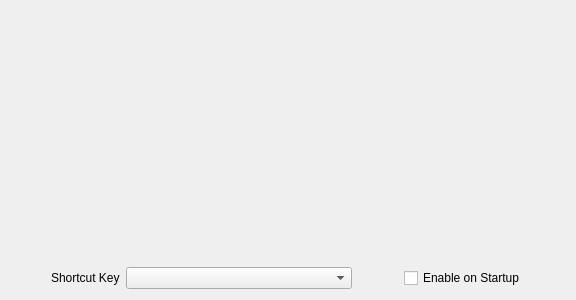
First picture: the form in vkbasalteffects.ui, repository jorge-barroso/vkBasalt-gui, before the edit.
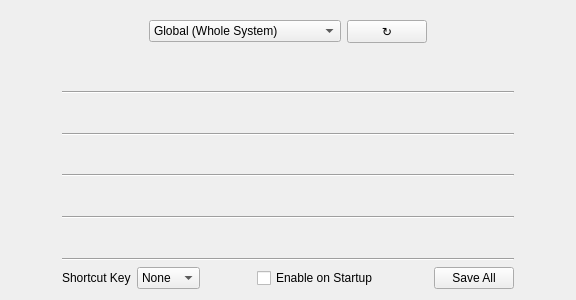
Second picture: the form after the edit. Custom widgets are drawn as their Qt base class.

Commit message: Added base widgets for the vkBasalt postprocessing effects

```diff
--- a/vkbasalteffects.ui
+++ b/vkbasalteffects.ui
@@ -13,28 +13,23 @@
   <property name="windowTitle">
    <string>Form</string>
   </property>
-  <layout class="QGridLayout" name="gridLayout" columnstretch="0,0,1,0,0,0">
-   <item row="2" column="1" colspan="3">
-    <widget class="FXAAConfig" name="fxaa_config" native="true"/>
+  <layout class="QGridLayout" name="gridLayout" columnstretch="0,0,0,0,0,0,0,0">
+   <item row="11" column="6">
+    <widget class="QPushButton" name="pushButton_2">
+     <property name="text">
+      <string>Save All</string>
+     </property>
+    </widget>
    </item>
-   <item row="0" column="1" colspan="3">
-    <widget class="CASConfig" name="cas_config" native="true"/>
-   </item>
-   <item row="6" column="4">
+   <item row="11" column="4">
     <widget class="QCheckBox" name="checkBox">
      <property name="text">
       <string>Enable on Startup</string>
      </property>
     </widget>
    </item>
-   <item row="1" column="1" colspan="3">
-    <widget class="DLSConfig" name="dls_config" native="true"/>
-   </item>
-   <item row="4" column="1" colspan="3">
-    <widget class="LUTConfig" name="lut_config" native="true"/>
-   </item>
-   <item row="6" column="3">
-    <spacer name="horizontalSpacer">
+   <item row="11" column="5">
+    <spacer name="horizontalSpacer_3">
      <property name="orientation">
       <enum>Qt::Horizontal</enum>
      </property>
@@ -46,20 +41,33 @@
      </property>
     </spacer>
    </item>
-   <item row="6" column="1">
+   <item row="11" column="2">
+    <widget class="QComboBox" name="shortcut_keys">
+     <item>
+      <property name="text">
+       <string>None</string>
+      </property>
+     </item>
+     <item>
+      <property name="text">
+       <string>Home</string>
+      </property>
+     </item>
+     <item>
+      <property name="text">
+       <string>End</string>
+      </property>
+     </item>
+    </widget>
+   </item>
+   <item row="11" column="1">
     <widget class="QLabel" name="shortcut_label">
      <property name="text">
       <string>Shortcut Key</string>
      </property>
     </widget>
    </item>
-   <item row="6" column="2">
-    <widget class="QComboBox" name="shortcut_keys"/>
-   </item>
-   <item row="3" column="1" colspan="3">
-    <widget class="SMAAConfig" name="smaa_config" native="true"/>
-   </item>
-   <item row="6" column="0">
+   <item row="11" column="0">
     <spacer name="horizontalSpacer_2">
      <property name="orientation">
       <enum>Qt::Horizontal</enum>
@@ -72,8 +80,8 @@
      </property>
     </spacer>
    </item>
-   <item row="6" column="5">
-    <spacer name="horizontalSpacer_3">
+   <item row="11" column="3">
+    <spacer name="horizontalSpacer">
      <property name="orientation">
       <enum>Qt::Horizontal</enum>
      </property>
@@ -85,6 +93,117 @@
      </property>
     </spacer>
    </item>
+   <item row="11" column="7">
+    <spacer name="horizontalSpacer_6">
+     <property name="orientation">
+      <enum>Qt::Horizontal</enum>
+     </property>
+     <property name="sizeHint" stdset="0">
+      <size>
+       <width>40</width>
+       <height>20</height>
+      </size>
+     </property>
+    </spacer>
+   </item>
+   <item row="0" column="0" colspan="8">
+    <widget class="QWidget" name="widget" native="true">
+     <layout class="QGridLayout" name="gridLayout_2" columnstretch="2,3,0,2,0">
+      <item row="0" column="1">
+       <widget class="QComboBox" name="comboBox">
+        <item>
+         <property name="text">
+          <string>Global (Whole System)</string>
+         </property>
+        </item>
+       </widget>
+      </item>
+      <item row="0" column="0">
+       <spacer name="horizontalSpacer_4">
+        <property name="orientation">
+         <enum>Qt::Horizontal</enum>
+        </property>
+        <property name="sizeHint" stdset="0">
+         <size>
+          <width>40</width>
+          <height>20</height>
+         </size>
+        </property>
+       </spacer>
+      </item>
+      <item row="0" column="2">
+       <widget class="QPushButton" name="pushButton">
+        <property name="text">
+         <string>↻</string>
+        </property>
+       </widget>
+      </item>
+      <item row="0" column="3">
+       <spacer name="horizontalSpacer_5">
+        <property name="orientation">
+         <enum>Qt::Horizontal</enum>
+        </property>
+        <property name="sizeHint" stdset="0">
+         <size>
+          <width>40</width>
+          <height>20</height>
+         </size>
+        </property>
+       </spacer>
+      </item>
+     </layout>
+    </widget>
+   </item>
+   <item row="1" column="1" colspan="6">
+    <widget class="CASConfig" name="cas_config" native="true"/>
+   </item>
+   <item row="2" column="1" colspan="6">
+    <widget class="Line" name="line">
+     <property name="orientation">
+      <enum>Qt::Horizontal</enum>
+     </property>
+    </widget>
+   </item>
+   <item row="3" column="1" colspan="6">
+    <widget class="DLSConfig" name="dls_config" native="true"/>
+   </item>
+   <item row="5" column="1" colspan="6">
+    <widget class="FXAAConfig" name="fxaa_config" native="true"/>
+   </item>
+   <item row="7" column="1" colspan="6">
+    <widget class="SMAAConfig" name="smaa_config" native="true"/>
+   </item>
+   <item row="9" column="1" colspan="6">
+    <widget class="LUTConfig" name="lut_config" native="true"/>
+   </item>
+   <item row="4" column="1" colspan="6">
+    <widget class="Line" name="line_2">
+     <property name="orientation">
+      <enum>Qt::Horizontal</enum>
+     </property>
+    </widget>
+   </item>
+   <item row="6" column="1" colspan="6">
+    <widget class="Line" name="line_3">
+     <property name="orientation">
+      <enum>Qt::Horizontal</enum>
+     </property>
+    </widget>
+   </item>
+   <item row="8" column="1" colspan="6">
+    <widget class="Line" name="line_4">
+     <property name="orientation">
+      <enum>Qt::Horizontal</enum>
+     </property>
+    </widget>
+   </item>
+   <item row="10" column="1" colspan="6">
+    <widget class="Line" name="line_5">
+     <property name="orientation">
+      <enum>Qt::Horizontal</enum>
+     </property>
+    </widget>
+   </item>
   </layout>
  </widget>
  <customwidgets>
```
The commit also changes 6 other files.
